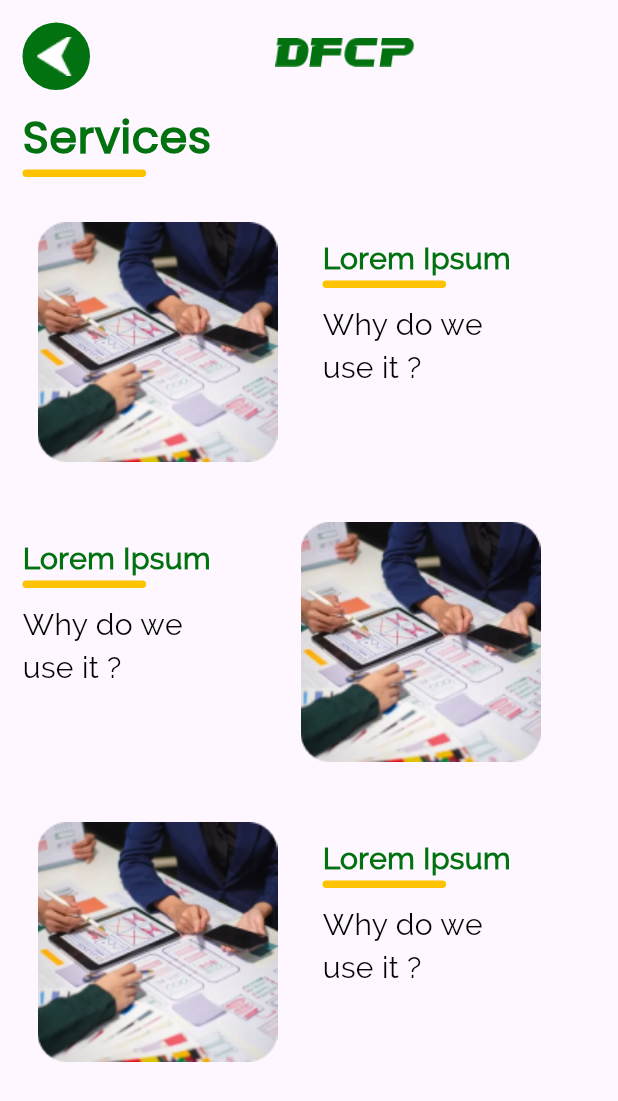
After one commit to ambujnmt/Agriculture-DFCP-Mobile-App, a Flutter app: the ServicesViewScreen screen opened directly, on a phone screen of 412 x 824 dp. The commit adds this screen. Shown: the top 1101 px of the screen. Run offline on Flutter 3.47's test engine with Material 3 defaults, Android fonts, the light colour scheme and no system bars; our stand-ins replace carousel_slider, dots_indicator, dropdown_button2, lottie, otp_text_field, page_transition; network calls fail.

Commit message:
products and services screen

```diff
--- a/lib/constants/text_constants.dart
+++ b/lib/constants/text_constants.dart
@@ -32,4 +32,6 @@ class TextConstants {
   static const String confirmPass = "Confirm password";
   static const String kContinue = "Continue";
   static const String dashboard = "Dashboard";
+  static const String products = "Products";
+  static const String services = "Services";
 }
--- a/lib/views/auth_screen.dart/login_screen.dart
+++ b/lib/views/auth_screen.dart/login_screen.dart
@@ -34,6 +34,7 @@ class _LoginScreenState extends State<LoginScreen> {
         const Background(),
         Padding(
           padding: EdgeInsets.symmetric(horizontal: width * 0.03),
+          child: SingleChildScrollView(
             child: Column(
               children: [
                 SizedBox(height: height * 0.18),
@@ -119,6 +120,7 @@ class _LoginScreenState extends State<LoginScreen> {
                 ),
               ],
             ),
+          ),
         )
       ],
     )
--- /dev/null
+++ b/lib/views/services/services_view_screen.dart
@@ -0,0 +1,214 @@
+import 'package:dfcp/constants/color_constants.dart';
+import 'package:dfcp/constants/text_constants.dart';
+import 'package:dfcp/utils/custom_text.dart';
+import 'package:dfcp/views/dashboard/dashboard_screen.dart';
+import 'package:flutter/material.dart';
+import 'package:flutter/foundation.dart';
+
+class ServicesViewScreen extends StatefulWidget {
+  const ServicesViewScreen({super.key});
+
+  @override
+  State<ServicesViewScreen> createState() => _ServicesViewScreenState();
+}
+
+class _ServicesViewScreenState extends State<ServicesViewScreen> {
+  final customText = CustomText();
+  @override
+  Widget build(BuildContext context) {
+    final double height = MediaQuery.of(context).size.height;
+    final double width = MediaQuery.of(context).size.width;
+    return SafeArea(
+      child: Scaffold(
+        body: Container(
+          margin: EdgeInsets.all(15),
+          child: Column(
+            mainAxisAlignment: MainAxisAlignment.start,
+            crossAxisAlignment: CrossAxisAlignment.start,
+            children: [
+              Row(
+                mainAxisAlignment: MainAxisAlignment.start,
+                crossAxisAlignment: CrossAxisAlignment.start,
+                children: [
+                  GestureDetector(
+                    child: Container(
+                      height: 45,
+                      width: 45,
+                      decoration: const BoxDecoration(
+                        shape: BoxShape.circle,
+                        color: ColorConstants.kTextGreen,
+                        image: DecorationImage(
+                          image: AssetImage('assets/images/send_image.png'),
+                        ),
+                      ),
+                    ),
+                    onTap: () {
+                      // _key.currentState!.openDrawer();
+                      Navigator.pushReplacement(
+                        context,
+                        MaterialPageRoute(
+                            builder: (context) => const DashboardScreen()),
+                      );
+                    },
+                  ),
+                  SizedBox(
+                    width: width * .3,
+                  ),
+                  Container(
+                    height: 40,
+                    width: width * .23,
+                    decoration: const BoxDecoration(
+                      image: DecorationImage(
+                        image: AssetImage('assets/images/dfcp_image.png'),
+                      ),
+                    ),
+                  ),
+                ],
+              ),
+              const SizedBox(height: 10),
+              customText.kText(
+                TextConstants.services,
+                30,
+                FontWeight.w700,
+                ColorConstants.kTextGreen,
+                TextAlign.center,
+              ),
+              Container(
+                height: 5,
+                width: width * .2,
+                decoration: BoxDecoration(
+                    color: ColorConstants.kYellow,
+                    borderRadius: BorderRadius.circular(12)),
+              ),
+              const SizedBox(height: 20),
+              containerAndText(),
+              const SizedBox(height: 20),
+              textAndContainer(),
+              const SizedBox(height: 20),
+              containerAndText(),
+            ],
+          ),
+        ),
+      ),
+    );
+  }
+
+  Widget containerAndText() {
+    final double width = MediaQuery.of(context).size.width;
+    return Container(
+      child: Row(
+        mainAxisAlignment: MainAxisAlignment.start,
+        crossAxisAlignment: CrossAxisAlignment.start,
+        children: [
+          Container(
+            margin: const EdgeInsets.only(right: 20),
+            height: 180,
+            width: 180,
+            decoration: const BoxDecoration(
+              image: DecorationImage(
+                image: AssetImage('assets/images/services_image.png'),
+              ),
+            ),
+          ),
+          Column(
+            mainAxisAlignment: MainAxisAlignment.start,
+            crossAxisAlignment: CrossAxisAlignment.start,
+            children: [
+              Container(
+                margin: EdgeInsets.only(top: 20),
+                child: const Text(
+                  'Lorem Ipsum',
+                  style: TextStyle(
+                      color: ColorConstants.kTextGreen,
+                      fontSize: 20,
+                      fontWeight: FontWeight.w700,
+                      fontFamily: "Raleway"),
+                ),
+              ),
+              Container(
+                margin: EdgeInsets.only(bottom: 10),
+                height: 5,
+                width: width * .2,
+                decoration: BoxDecoration(
+                    color: ColorConstants.kYellow,
+                    borderRadius: BorderRadius.circular(12)),
+              ),
+              Container(
+                width: width * .3,
+                child: const Text(
+                  'Why do we use it ?',
+                  style: TextStyle(
+                      color: Colors.black,
+                      fontSize: 20,
+                      fontWeight: FontWeight.w400,
+                      fontFamily: "Raleway"),
+                ),
+              ),
+            ],
+          ),
+        ],
+      ),
+    );
+  }
+
+  Widget textAndContainer() {
+    final double width = MediaQuery.of(context).size.width;
+    return Container(
+      child: Row(
+        mainAxisAlignment: MainAxisAlignment.start,
+        crossAxisAlignment: CrossAxisAlignment.start,
+        children: [
+          Container(
+            margin: EdgeInsets.only(right: 50),
+            child: Column(
+              mainAxisAlignment: MainAxisAlignment.start,
+              crossAxisAlignment: CrossAxisAlignment.start,
+              children: [
+                Container(
+                  margin: EdgeInsets.only(top: 20),
+                  child: const Text(
+                    'Lorem Ipsum',
+                    style: TextStyle(
+                        color: ColorConstants.kTextGreen,
+                        fontSize: 20,
+                        fontWeight: FontWeight.w700,
+                        fontFamily: "Raleway"),
+                  ),
+                ),
+                Container(
+                  margin: EdgeInsets.only(bottom: 10),
+                  height: 5,
+                  width: width * .2,
+                  decoration: BoxDecoration(
+                      color: ColorConstants.kYellow,
+                      borderRadius: BorderRadius.circular(12)),
+                ),
+                Container(
+                  width: width * .3,
+                  child: const Text(
+                    'Why do we use it ?',
+                    style: TextStyle(
+                        color: Colors.black,
+                        fontSize: 20,
+                        fontWeight: FontWeight.w400,
+                        fontFamily: "Raleway"),
+                  ),
+                ),
+              ],
+            ),
+          ),
+          Container(
+            // margin: const EdgeInsets.only(right: 20),
+            height: 180,
+            width: 180,
+            decoration: const BoxDecoration(
+              image: DecorationImage(
+                image: AssetImage('assets/images/services_image.png'),
+              ),
+            ),
+          ),
+        ],
+      ),
+    );
+  }
+}
--- a/pubspec.yaml
+++ b/pubspec.yaml
@@ -41,6 +41,7 @@ dependencies:
   dropdown_button2: ^2.3.9
   otp_text_field: ^1.1.3
   carousel_slider: ^5.0.0
+  flutter_staggered_grid_view: ^0.7.0
 #  video_player: ^2.9.1
 #  media_kit: ^1.1.11
 #  media_kit_video: ^1.2.5
@@ -101,6 +102,9 @@ flutter:
     - family: Poppins
       fonts:
         - asset: assets/fonts/Poppins-Regular.ttf
+    - family: Raleway
+      fonts:
+       - asset: assets/fonts/raleway.regular.ttf
   #       - asset: fonts/TrajanPro_Bold.ttf
   #         weight: 700
   #
```
Also changed, not shown: lib/custom_widget/background.dart (+5 -4 lines), lib/custom_widget/custom_drawer.dart (+23 -2 lines), lib/views/products/products_view_screen.dart (added, +135 -0 lines), assets/fonts/raleway.regular.ttf (added), assets/images/send_image.png (added), assets/images/services_image.png (added), assets/images/tamato.png (added), assets/images/veg_image.png (added), assets/images/wheat.png (added), pubspec.lock. Lines whose indentation alone changed are shown as unchanged.
